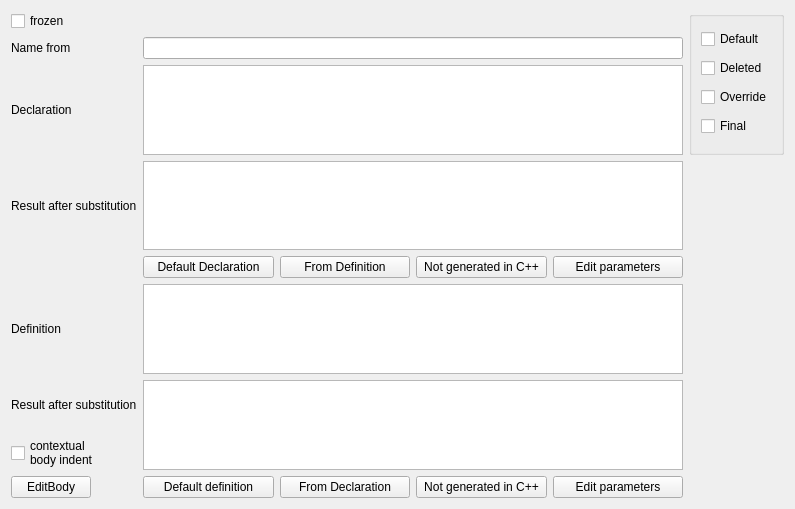
Qt form src/ui/operationwidgetcpp.ui (mobius3/douml) before a commit.
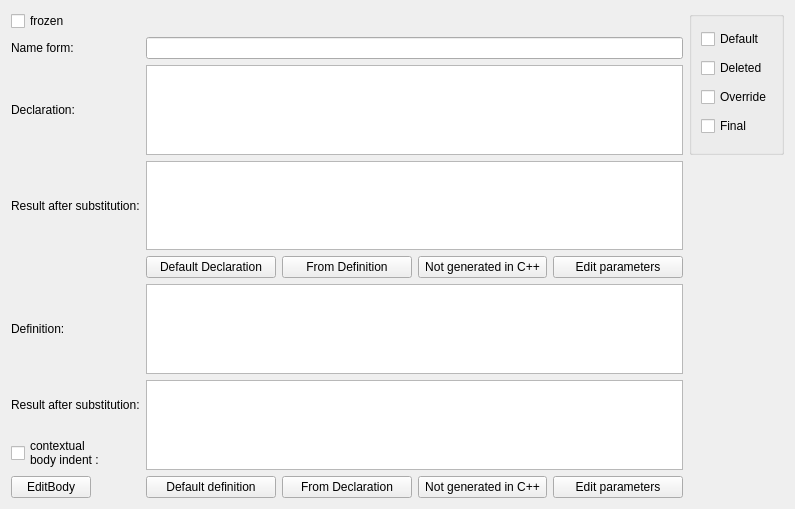
The same form after that commit. Custom widgets are drawn as their Qt base class.

Patch:
```diff
--- a/src/ui/operationwidgetcpp.ui
+++ b/src/ui/operationwidgetcpp.ui
@@ -82,7 +82,7 @@
       </sizepolicy>
      </property>
      <property name="text">
-      <string>Name from</string>
+      <string>Name form:</string>
      </property>
     </widget>
    </item>
@@ -95,7 +95,7 @@
       </sizepolicy>
      </property>
      <property name="text">
-      <string>Declaration</string>
+      <string>Declaration:</string>
      </property>
     </widget>
    </item>
@@ -111,7 +111,7 @@
       </sizepolicy>
      </property>
      <property name="text">
-      <string>Result after substitution</string>
+      <string>Result after substitution:</string>
      </property>
      <property name="wordWrap">
       <bool>true</bool>
@@ -171,7 +171,7 @@
       </sizepolicy>
      </property>
      <property name="text">
-      <string>Definition</string>
+      <string>Definition:</string>
      </property>
     </widget>
    </item>
@@ -187,7 +187,7 @@
       </sizepolicy>
      </property>
      <property name="text">
-      <string>Result after substitution</string>
+      <string>Result after substitution:</string>
      </property>
      <property name="wordWrap">
       <bool>true</bool>
@@ -207,7 +207,7 @@
      </property>
      <property name="text">
       <string>contextual
-body indent </string>
+body indent :</string>
      </property>
     </widget>
    </item>
@@ -257,6 +257,18 @@
    </item>
   </layout>
  </widget>
+ <customwidgets>
+  <customwidget>
+   <class>MultiLineEdit</class>
+   <extends>QTextEdit</extends>
+   <header location="global">dialog\DialogUtil.h</header>
+  </customwidget>
+  <customwidget>
+   <class>LineEdit</class>
+   <extends>QLineEdit</extends>
+   <header location="global">dialog\DialogUtil.h</header>
+  </customwidget>
+ </customwidgets>
  <resources/>
  <connections/>
 </ui>
```
Left out of the diff: 14 changed lines with no effect on the pictures.
